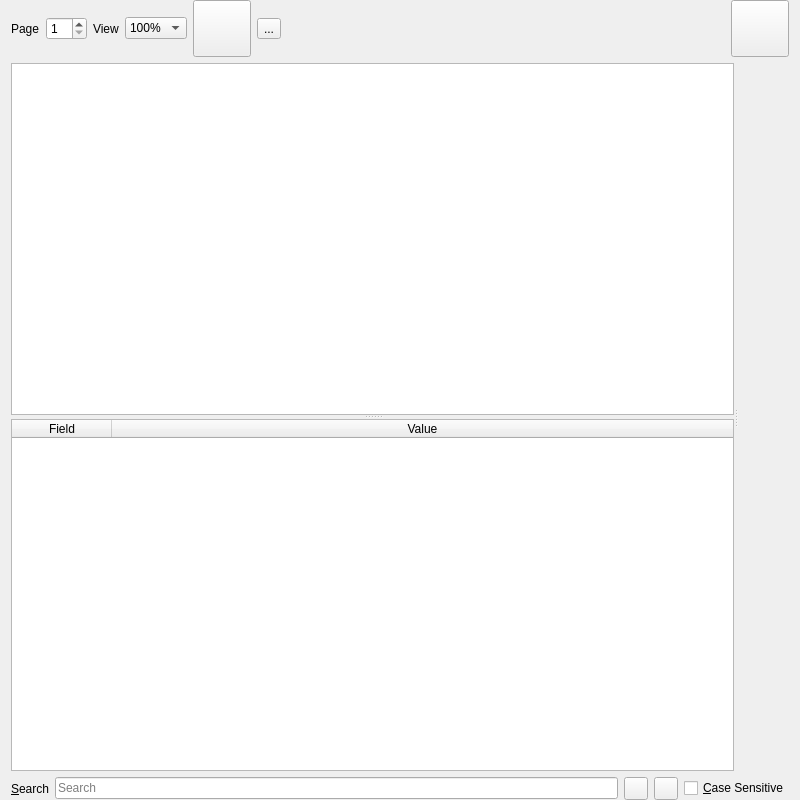
Above: UI/wise-pdf-view.ui from textbrowser/wise before the change. Below: the same form after it.
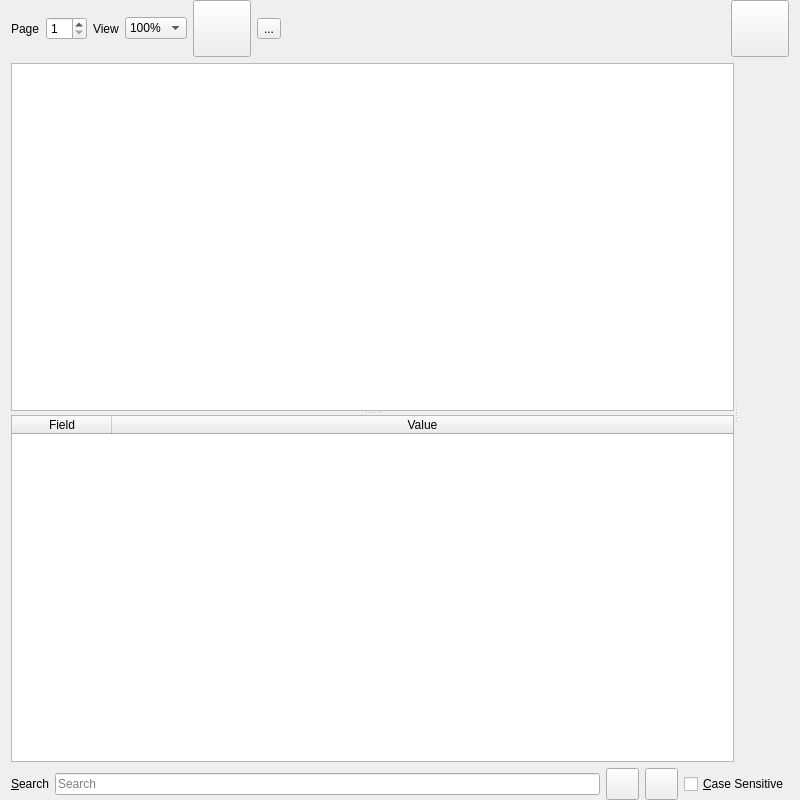
That is the form after the change. Icons and pictures are not drawn.

```diff
--- a/UI/wise-pdf-view.ui
+++ b/UI/wise-pdf-view.ui
@@ -238,10 +238,24 @@
       </widget>
      </item>
      <item>
-      <widget class="QToolButton" name="find_next"/>
+      <widget class="QToolButton" name="find_next">
+       <property name="iconSize">
+        <size>
+         <width>25</width>
+         <height>25</height>
+        </size>
+       </property>
+      </widget>
      </item>
      <item>
-      <widget class="QToolButton" name="find_previous"/>
+      <widget class="QToolButton" name="find_previous">
+       <property name="iconSize">
+        <size>
+         <width>25</width>
+         <height>25</height>
+        </size>
+       </property>
+      </widget>
      </item>
      <item>
       <widget class="QCheckBox" name="case_sensitive">
```
